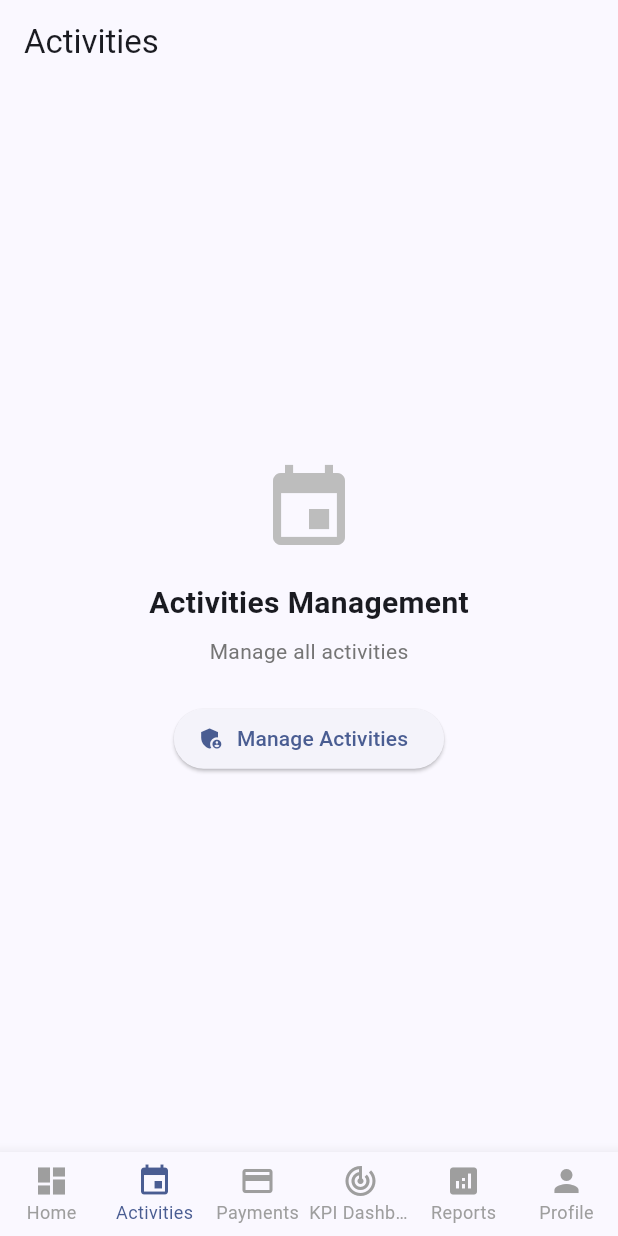
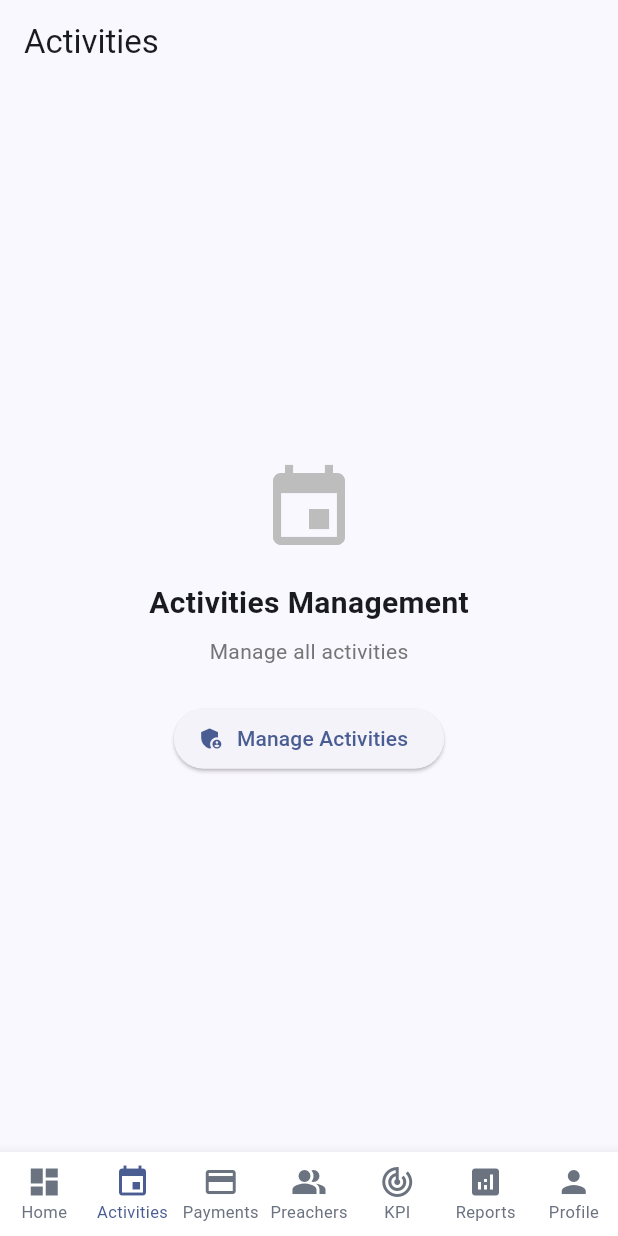
Before and after one commit to Abdulraheem-Bagaber/psmms, a Flutter app: the screen it shows once a user with an empty profile is signed in, item 2 of the bottom bar chosen, on a phone screen of 412 x 824 dp. Run offline on Flutter 3.47's test engine with Material 3 defaults, Android fonts, the phone set to English and light mode, and no system bars; our stand-ins replace cloud_firestore, csv, firebase_auth, firebase_core, firebase_storage, geocoding and 6 more; accounts and stored records are empty; network calls fail.

Commit message:
Added Preacher Management to bottom navigation

```diff
--- a/lib/kpi_module_demo.dart
+++ b/lib/kpi_module_demo.dart
@@ -2,7 +2,7 @@ import 'package:flutter/material.dart';
 import 'package:provider/provider.dart';
 import 'views/kpi/kpi_preacher_list_page.dart';
 import 'views/kpi/kpi_dashboard_page.dart';
-import 'viewmodels/kpi_management_controller.dart';
+import 'viewmodels/kpi_controller.dart';
 import 'viewmodels/preacher_controller.dart';
 
 /// KPI Module Demo/Test Page
@@ -52,7 +52,7 @@ class KPIModuleDemo extends StatelessWidget {
                               create: (_) => PreacherController(),
                             ),
                             ChangeNotifierProvider(
-                              create: (_) => KPIManagementController(),
+                              create: (_) => KPIController(),
                             ),
                           ],
                           child: const KPIPreacherListPage(),
@@ -89,7 +89,7 @@ class KPIModuleDemo extends StatelessWidget {
                   MaterialPageRoute(
                     builder:
                         (context) => ChangeNotifierProvider(
-                          create: (_) => KPIManagementController(),
+                          create: (_) => KPIController(),
                           child: const KPIDashboardPage(
                             preacherId: testPreacherId,
                           ),
--- a/lib/screens/dashboard_screen.dart
+++ b/lib/screens/dashboard_screen.dart
@@ -15,6 +15,7 @@ import '../viewmodels/kpi_controller.dart';
 import '../viewmodels/preacher_controller.dart';
 import '../views/reports/reporting_dashboard_screen.dart';
 import '../views/payment/preacher/preacher_payment_history_screen.dart';
+import '../views/preacher/preacher_directory_screen.dart';
 import 'profile_screen.dart';
 import '../main.dart';
 
@@ -43,7 +44,9 @@ class _DashboardScreenState extends State<DashboardScreen> {
         if (!snapshot.hasData) {
           return const Scaffold(
             body: Center(
-              child: Text('Unable to load user data. Please try logging in again.'),
+              child: Text(
+                'Unable to load user data. Please try logging in again.',
+              ),
             ),
           );
         }
@@ -67,10 +70,12 @@ class _DashboardScreenState extends State<DashboardScreen> {
       case 2:
         return _buildPaymentsPage(user);
       case 3:
+        return _buildPreacherManagementPage(user);
+      case 4:
         return _buildKPIPage(user);
-      case 4:
+      case 5:
         return _buildReportsPage(user);
-      case 5:
+      case 6:
         return const ProfileScreen();
       default:
         return _buildDashboardHome(user);
@@ -126,7 +131,8 @@ class _DashboardScreenState extends State<DashboardScreen> {
                           child: CircleAvatar(
                             radius: 45,
                             backgroundColor: Colors.white,
-                            child: user.profileImageUrl != null
+                            child:
+                                user.profileImageUrl != null
                                     ? ClipOval(
                                       child: Image.network(
                                         user.profileImageUrl!,
@@ -136,7 +142,9 @@ class _DashboardScreenState extends State<DashboardScreen> {
                                       ),
                                     )
                                     : Text(
-                                    user.name.isNotEmpty ? user.name[0].toUpperCase() : 'U',
+                                      user.name.isNotEmpty
+                                          ? user.name[0].toUpperCase()
+                                          : 'U',
                                       style: const TextStyle(
                                         fontSize: 36,
                                         fontWeight: FontWeight.bold,
@@ -169,7 +177,10 @@ class _DashboardScreenState extends State<DashboardScreen> {
                         const SizedBox(height: 10),
                         // Premium role badge
                         Container(
-                          padding: const EdgeInsets.symmetric(horizontal: 14, vertical: 6),
+                          padding: const EdgeInsets.symmetric(
+                            horizontal: 14,
+                            vertical: 6,
+                          ),
                           decoration: BoxDecoration(
                             color: Colors.white.withOpacity(0.25),
                             borderRadius: BorderRadius.circular(20),
@@ -193,7 +204,11 @@ class _DashboardScreenState extends State<DashboardScreen> {
                                 mainAxisSize: MainAxisSize.min,
                                 children: [
                                   Icon(
-                                    user.isPreacher ? Icons.person : user.isAdmin ? Icons.admin_panel_settings : Icons.work,
+                                    user.isPreacher
+                                        ? Icons.person
+                                        : user.isAdmin
+                                        ? Icons.admin_panel_settings
+                                        : Icons.work,
                                     color: Colors.white,
                                     size: 14,
                                   ),
@@ -236,10 +251,13 @@ class _DashboardScreenState extends State<DashboardScreen> {
                   showModalBottomSheet(
                     context: context,
                     backgroundColor: Colors.transparent,
-                    builder: (context) => Container(
+                    builder:
+                        (context) => Container(
                           decoration: const BoxDecoration(
                             color: Colors.white,
-                        borderRadius: BorderRadius.vertical(top: Radius.circular(20)),
+                            borderRadius: BorderRadius.vertical(
+                              top: Radius.circular(20),
+                            ),
                           ),
                           child: Column(
                             mainAxisSize: MainAxisSize.min,
@@ -262,9 +280,30 @@ class _DashboardScreenState extends State<DashboardScreen> {
                                 ),
                               ),
                               const SizedBox(height: 16),
-                          _buildRoleTile(context, 'Admin', Icons.admin_panel_settings, 'admin', currentUser, userService),
-                          _buildRoleTile(context, 'Officer', Icons.work, 'officer', currentUser, userService),
-                          _buildRoleTile(context, 'Preacher', Icons.person, 'preacher', currentUser, userService),
+                              _buildRoleTile(
+                                context,
+                                'Admin',
+                                Icons.admin_panel_settings,
+                                'admin',
+                                currentUser,
+                                userService,
+                              ),
+                              _buildRoleTile(
+                                context,
+                                'Officer',
+                                Icons.work,
+                                'officer',
+                                currentUser,
+                                userService,
+                              ),
+                              _buildRoleTile(
+                                context,
+                                'Preacher',
+                                Icons.person,
+                                'preacher',
+                                currentUser,
+                                userService,
+                              ),
                               const SizedBox(height: 20),
                             ],
                           ),
@@ -308,7 +347,14 @@ class _DashboardScreenState extends State<DashboardScreen> {
     );
   }
 
-  Widget _buildRoleTile(BuildContext context, String name, IconData icon, String role, UserModel currentUser, UserService userService) {
+  Widget _buildRoleTile(
+    BuildContext context,
+    String name,
+    IconData icon,
+    String role,
+    UserModel currentUser,
+    UserService userService,
+  ) {
     return ListTile(
       leading: Container(
         padding: const EdgeInsets.all(10),
@@ -319,7 +365,8 @@ class _DashboardScreenState extends State<DashboardScreen> {
         child: Icon(icon, color: const Color(0xFF667eea)),
       ),
       title: Text(name, style: const TextStyle(fontWeight: FontWeight.w600)),
-      trailing: currentUser.role.toLowerCase() == role
+      trailing:
+          currentUser.role.toLowerCase() == role
               ? const Icon(Icons.check_circle, color: Color(0xFF667eea))
               : null,
       onTap: () async {
@@ -330,7 +377,9 @@ class _DashboardScreenState extends State<DashboardScreen> {
             SnackBar(
               content: Text('Role changed to $name'),
               behavior: SnackBarBehavior.floating,
-              shape: RoundedRectangleBorder(borderRadius: BorderRadius.circular(10)),
+              shape: RoundedRectangleBorder(
+                borderRadius: BorderRadius.circular(10),
+              ),
             ),
           );
         }
@@ -447,7 +496,10 @@ class _DashboardScreenState extends State<DashboardScreen> {
                 ),
                 if (change != null)
                   Container(
-                    padding: const EdgeInsets.symmetric(horizontal: 8, vertical: 4),
+                    padding: const EdgeInsets.symmetric(
+                      horizontal: 8,
+                      vertical: 4,
+                    ),
                     decoration: BoxDecoration(
                       color: Colors.white.withOpacity(0.2),
                       borderRadius: BorderRadius.circular(12),
@@ -456,7 +508,9 @@ class _DashboardScreenState extends State<DashboardScreen> {
                       mainAxisSize: MainAxisSize.min,
                       children: [
                         Icon(
-                          isPositive! ? Icons.arrow_upward : Icons.arrow_downward,
+                          isPositive!
+                              ? Icons.arrow_upward
+                              : Icons.arrow_downward,
                           color: Colors.white,
                           size: 12,
                         ),
@@ -609,7 +663,8 @@ class _DashboardScreenState extends State<DashboardScreen> {
               Navigator.push(
                 context,
                 MaterialPageRoute(
-                  builder: (_) => PreacherAssignActivityScreen.withProvider(
+                  builder:
+                      (_) => PreacherAssignActivityScreen.withProvider(
                         preacherId: user.uid,
                         preacherName: user.name,
                       ),
@@ -629,7 +684,8 @@ class _DashboardScreenState extends State<DashboardScreen> {
               Navigator.push(
                 context,
                 MaterialPageRoute(
-                  builder: (_) => PreacherListActivitiesScreen.withProvider(
+                  builder:
+                      (_) => PreacherListActivitiesScreen.withProvider(
                         preacherId: user.uid,
                         preacherName: user.name,
                       ),
@@ -702,10 +758,7 @@ class _DashboardScreenState extends State<DashboardScreen> {
                       const SizedBox(height: 4),
                       Text(
                         subtitle,
-                        style: TextStyle(
-                          fontSize: 13,
-                          color: Colors.grey[600],
-                        ),
+                        style: TextStyle(fontSize: 13, color: Colors.grey[600]),
                       ),
                     ],
                   ),
@@ -837,10 +890,7 @@ class _DashboardScreenState extends State<DashboardScreen> {
                 const SizedBox(height: 4),
                 Text(
                   subtitle,
-                  style: TextStyle(
-                    fontSize: 13,
-                    color: Colors.grey[600],
-                  ),
+                  style: TextStyle(fontSize: 13, color: Colors.grey[600]),
                 ),
               ],
             ),
@@ -888,7 +938,8 @@ class _DashboardScreenState extends State<DashboardScreen> {
                   Navigator.push(
                     context,
                     MaterialPageRoute(
-                      builder: (_) => PreacherListActivitiesScreen.withProvider(
+                      builder:
+                          (_) => PreacherListActivitiesScreen.withProvider(
                             preacherId: user.uid,
                             preacherName: user.name,
                           ),
@@ -904,7 +955,8 @@ class _DashboardScreenState extends State<DashboardScreen> {
                   Navigator.push(
                     context,
                     MaterialPageRoute(
-                      builder: (_) => OfficerListActivitiesScreen.withProvider(),
+                      builder:
+                          (_) => OfficerListActivitiesScreen.withProvider(),
                     ),
                   );
                 },
@@ -919,9 +971,7 @@ class _DashboardScreenState extends State<DashboardScreen> {
 
   Widget _buildPaymentsPage(UserModel user) {
     if (user.isPreacher) {
-      return PreacherPaymentHistoryScreen.withProvider(
-        preacherId: user.uid,
-      );
+      return PreacherPaymentHistoryScreen.withProvider(preacherId: user.uid);
     } else if (user.isAdmin) {
       return ApprovedPaymentsScreen.withProvider();
     } else {
@@ -929,19 +979,58 @@ class _DashboardScreenState extends State<DashboardScreen> {
     }
   }
 
+  Widget _buildPreacherManagementPage(UserModel user) {
+    return Scaffold(
+      appBar: AppBar(
+        title: const Text('Preacher Management'),
+        automaticallyImplyLeading: false,
+      ),
+      body: Center(
+        child: Column(
+          mainAxisAlignment: MainAxisAlignment.center,
+          children: [
+            Icon(Icons.people_alt, size: 64, color: Colors.grey[400]),
+            const SizedBox(height: 16),
+            const Text(
+              'Preacher Management',
+              style: TextStyle(fontSize: 20, fontWeight: FontWeight.bold),
+            ),
+            const SizedBox(height: 8),
+            Text(
+              'Search and review preacher profiles',
+              style: TextStyle(color: Colors.grey[600]),
+            ),
+            const SizedBox(height: 24),
+            ElevatedButton.icon(
+              onPressed: () {
+                Navigator.push(
+                  context,
+                  MaterialPageRoute(
+                    builder: (_) => PreacherDirectoryScreen.withProvider(),
+                  ),
+                );
+              },
+              icon: const Icon(Icons.search),
+              label: const Text('View Directory'),
+            ),
+          ],
+        ),
+      ),
+    );
+  }
+
   Widget _buildKPIPage(UserModel user) {
     // Officers see Manage KPI Targets page, Preachers see their dashboard
     print('DEBUG KPI Page - User role: ${user.role}');
-    if (user.role.toLowerCase() == 'officer' || user.role.toLowerCase() == 'admin') {
+    if (user.role.toLowerCase() == 'officer' ||
+        user.role.toLowerCase() == 'admin') {
       print('DEBUG: Showing Officer KPI Management page');
       return MultiProvider(
         providers: [
           ChangeNotifierProvider(create: (_) => KPIController()),
           ChangeNotifierProvider(create: (_) => PreacherController()),
         ],
-        child: const Scaffold(
-          body: KPIPreacherListPage(),
-        ),
+        child: const Scaffold(body: KPIPreacherListPage()),
       );
     } else {
       // Preacher view
@@ -1009,34 +1098,25 @@ class _DashboardScreenState extends State<DashboardScreen> {
       },
       type: BottomNavigationBarType.fixed,
       selectedItemColor: Theme.of(context).colorScheme.primary,
-      unselectedItemColor: Colors.grey,
-      selectedFontSize: 12,
-      unselectedFontSize: 12,
-      items: [
-        const BottomNavigationBarItem(
-          icon: Icon(Icons.dashboard),
-          label: 'Home',
+      unselectedItemColor: const Color(0xFF6B7280),
+      selectedFontSize: 11,
+      unselectedFontSize: 11,
+      showSelectedLabels: true,
+      showUnselectedLabels: true,
+      enableFeedback: true,
+      backgroundColor: Colors.white,
+      elevation: 8,
+      items: const [
+        BottomNavigationBarItem(icon: Icon(Icons.dashboard), label: 'Home'),
+        BottomNavigationBarItem(icon: Icon(Icons.event), label: 'Activities'),
+        BottomNavigationBarItem(icon: Icon(Icons.payment), label: 'Payments'),
+        BottomNavigationBarItem(
+          icon: Icon(Icons.people_alt),
+          label: 'Preachers',
         ),
-        const BottomNavigationBarItem(
-          icon: Icon(Icons.event),
-          label: 'Activities',
-        ),
-        const BottomNavigationBarItem(
-          icon: Icon(Icons.payment),
-          label: 'Payments',
-        ),
-        BottomNavigationBarItem(
-          icon: const Icon(Icons.track_changes),
-          label: user.role.toLowerCase() == 'officer' ? 'KPI Target' : 'KPI Dashboard',
-        ),
-        const BottomNavigationBarItem(
-          icon: Icon(Icons.analytics),
-          label: 'Reports',
-        ),
-        const BottomNavigationBarItem(
-          icon: Icon(Icons.person),
-          label: 'Profile',
-        ),
+        BottomNavigationBarItem(icon: Icon(Icons.track_changes), label: 'KPI'),
+        BottomNavigationBarItem(icon: Icon(Icons.analytics), label: 'Reports'),
+        BottomNavigationBarItem(icon: Icon(Icons.person), label: 'Profile'),
       ],
     );
   }
```
Lines whose indentation alone changed are shown as unchanged.
